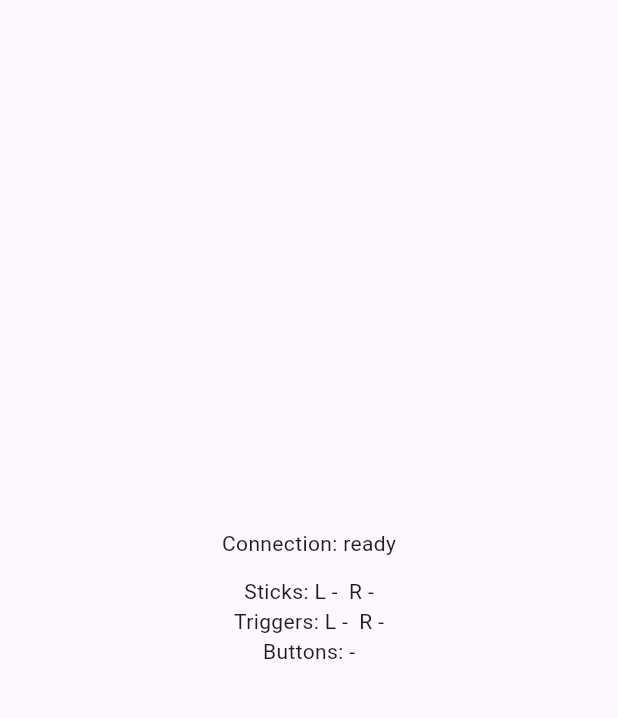
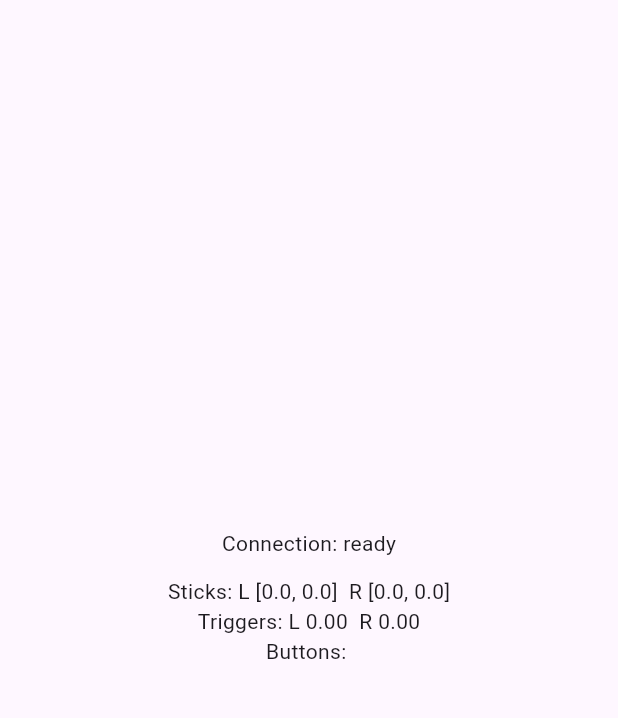
Before and after one commit to nightcinder/wmr-companion, a Flutter app: the screen it shows after launch, on a phone screen of 412 x 824 dp, the part 63-781 px from its top. Run offline on Flutter 3.47's test engine with Material 3 defaults, Android fonts, the phone set to English and light mode, and no system bars; our stand-ins replace flutter_riverpod, share_plus; missing offline and left inert: universal_ble.

Commit message:
Example: start the fake bridge and prepare the BLE swap
Address the phase-4 review findings.

- Construct and start the FakeWmrBridge in initState; the lazy late field was
  only read in dispose, so no gamepad sample ever reached the screen.
- Catch connect failures and render them instead of leaving an unhandled
  future; the widget test now waits for a real stick sample.
- Add wmr_ble to the example, plus the Android BLE permissions and the iOS
  Bluetooth usage descriptions, so replacing FakeTransport with
  UniversalBleTransport is genuinely the only code change.

```diff
--- a/example/lib/main.dart
+++ b/example/lib/main.dart
@@ -17,17 +17,21 @@ class WmrExampleApp extends StatefulWidget {
 }
 
 class _WmrExampleAppState extends State<WmrExampleApp> {
-  final FakeTransport _transport = FakeTransport(
-    devices: const [fakeBridgeDevice],
-  );
-  late final FakeWmrBridge _bridge = FakeWmrBridge(_transport)..start();
-  late final WmrCompanion _wmr = WmrCompanion(ble: _transport);
+  late final FakeTransport _transport;
+  late final FakeWmrBridge _bridge;
+  late final WmrCompanion _wmr;
   StreamSubscription<WmrConnectionState>? _connectionSub;
   WmrConnectionState _state = WmrConnectionState.idle;
+  String? _error;
 
   @override
   void initState() {
     super.initState();
+    _transport = FakeTransport(devices: const [fakeBridgeDevice]);
+    // Construct and start the fake bridge here, not lazily: a `late` field
+    // that is only read in dispose() would never emit a sample.
+    _bridge = FakeWmrBridge(_transport)..start();
+    _wmr = WmrCompanion(ble: _transport);
     _connectionSub = _wmr.connection.listen((state) {
       if (mounted) setState(() => _state = state);
     });
@@ -35,10 +39,16 @@ class _WmrExampleAppState extends State<WmrExampleApp> {
   }
 
   Future<void> _connect() async {
-    await _wmr.initialize();
-    await _wmr.connect(
-      const WmrBridgeDevice(id: fakeBridgeDeviceId, name: 'WMR Bridge'),
-    );
+    try {
+      await _wmr.initialize();
+      await _wmr.connect(
+        const WmrBridgeDevice(id: fakeBridgeDeviceId, name: 'WMR Bridge'),
+      );
+    } on WmrException catch (e) {
+      if (mounted) setState(() => _error = e.message);
+    } catch (e) {
+      if (mounted) setState(() => _error = '$e');
+    }
   }
 
   @override
@@ -63,6 +73,13 @@ class _WmrExampleAppState extends State<WmrExampleApp> {
                 mainAxisAlignment: MainAxisAlignment.center,
                 children: [
                   Text('Connection: ${_state.name}'),
+                  if (_error != null)
+                    Text(
+                      'Error: $_error',
+                      style: TextStyle(
+                        color: Theme.of(context).colorScheme.error,
+                      ),
+                    ),
                   const SizedBox(height: 12),
                   Text(
                     'Sticks: L ${pad?.leftStick ?? '-'}  '
--- a/example/pubspec.yaml
+++ b/example/pubspec.yaml
@@ -11,6 +11,8 @@ dependencies:
     sdk: flutter
   wmr_companion:
     path: ../packages/wmr_companion
+  wmr_ble:
+    path: ../packages/wmr_ble
 
 dev_dependencies:
   flutter_test:
```
Also changed, not shown: example/pubspec.lock, 3 other files.
